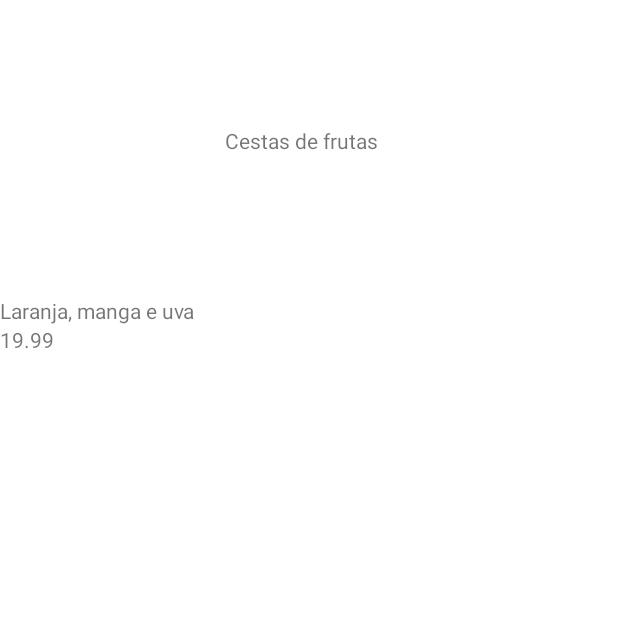
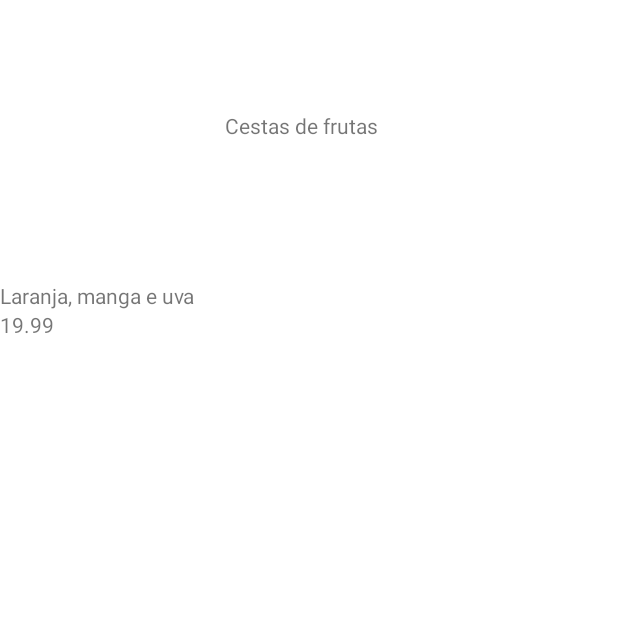
Before and after one commit to marciliodevjava/android-orgs, an Android app: the screen it shows after launch (MainActivity), on a phone screen of 412 x 824 dp, the top half of it. Run offline under Robolectric (Android 15) with nearby library versions, the phone set to English and light mode, and no system bars.

Commit message:
Ajuste de idTextView

```diff
--- a/app/src/main/res/layout/activity_main.xml
+++ b/app/src/main/res/layout/activity_main.xml
@@ -9,7 +9,7 @@
         android:id="@+id/none"
         android:layout_width="wrap_content"
         android:layout_height="wrap_content"
-        android:layout_marginTop="84dp"
+        android:layout_marginTop="74dp"
         android:layout_marginEnd="160dp"
         android:text="Cestas de frutas"
         app:layout_constraintEnd_toEndOf="parent"
```
